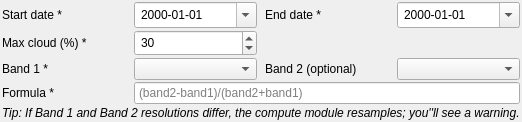
Above: virtughan_qgis/common/common_form.ui from virtughan/qgis-plugin before the change. Below: the same form after it.
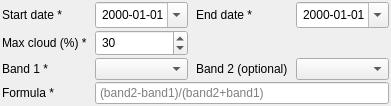
That is the form after the change.

Commit message: ui updates; for name of bands in formula text

Diff of the .ui file:
```diff
--- a/virtughan_qgis/common/common_form.ui
+++ b/virtughan_qgis/common/common_form.ui
@@ -80,13 +80,13 @@
     </widget>
    </item>
    <!-- Hint -->
-   <item row="4" column="0" colspan="4">
+   <!-- <item row="4" column="0" colspan="4">
     <widget class="QLabel" name="hintLabel">
      <property name="text">
       <string>&lt;i&gt;Tip: If Band 1 and Band 2 resolutions differ, the compute module resamples; you''ll see a warning.&lt;/i&gt;</string>
      </property>
     </widget>
-   </item>
+   </item> -->
   </layout>
  </widget>
  <resources/>
```
The commit also changes 2 other files.
